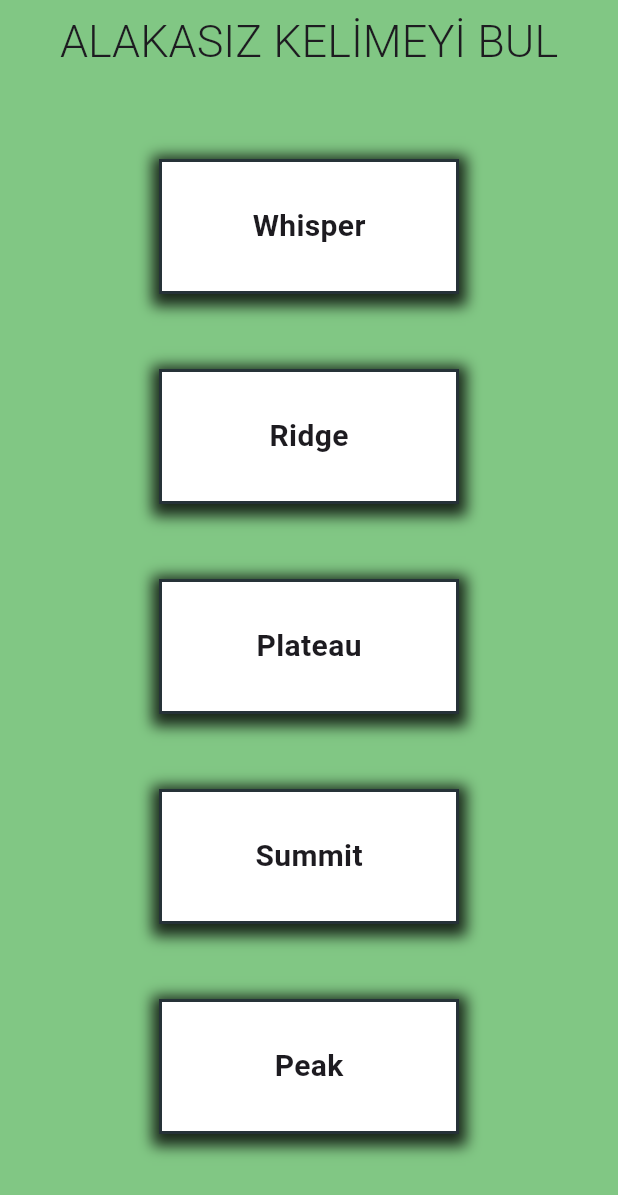
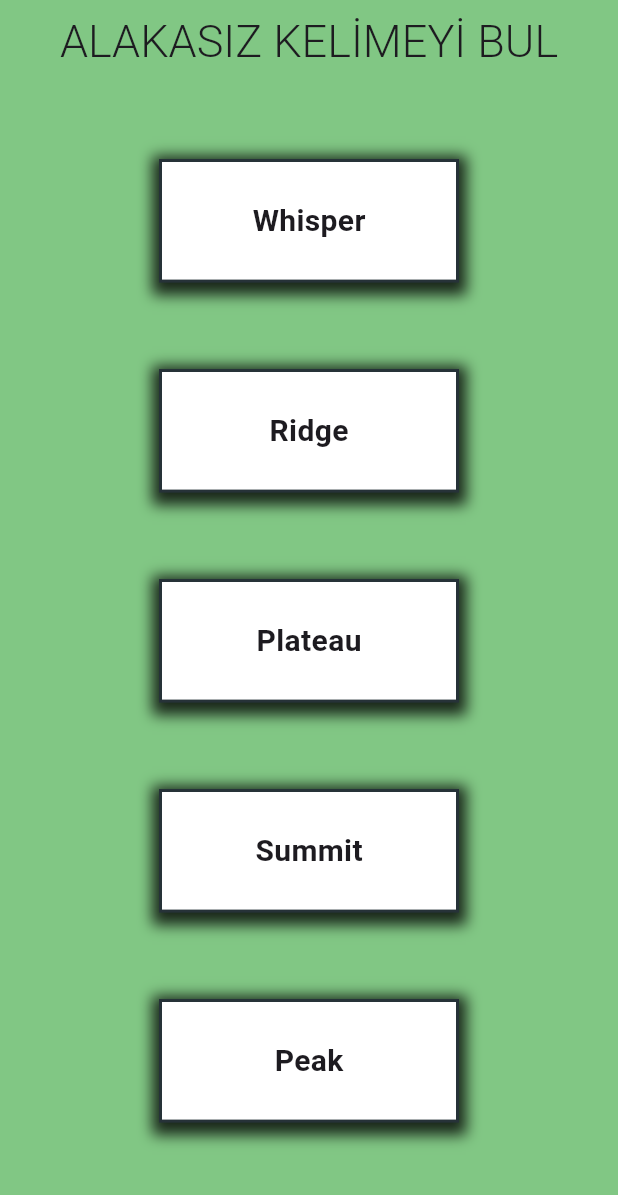
Before and after one commit to yas7ngzl0/vocafun, a Flutter app: the screen it shows after launch, after a tap on "TABU", on a phone screen of 412 x 824 dp. Shown: the top 1195 px of the screen. Run offline on Flutter 3.47's test engine with Material 3 defaults, Android fonts, the phone set to English and light mode, and no system bars; our stand-ins replace fluttertoast, shared_preferences, sqflite; accounts and stored records are empty; project files that could hold a hidden picture were left out.

Commit message:
vocafun release version is ready

```diff
--- a/lib/main.dart
+++ b/lib/main.dart
@@ -24,6 +24,7 @@ class MyApp extends StatelessWidget {
       /*theme: ThemeData.light(), // Varsayılan tema
       darkTheme: ThemeData.dark(), // Koyu tema
       themeMode: ThemeMode.system, // Sistem temasını kullan*/
+      debugShowCheckedModeBanner: false,
       title: 'VocaFun',
 
       home: Scaffold(
@@ -126,7 +127,7 @@ class MyStatefulWidget extends StatelessWidget {
   final List<String> boxInfo = [
     'Karşına ingilizce kelimeler ve içlerinden bazı harfler ve aynı zamanda türkçe anlamlar çıkacak. Kelime bilgini test et',
     'Karşına bir cümlenin kelimeleri sıralanmamış bir şekilde gelecek ve senin o cümleyi sırlaman gerekecek ',
-    'Arkadaşlarınla beraber oynayabileceğin klasik bir tabu oyunu fakat ingilizce',
+    'Karşına çıkan 5 adet kelimeden diğerleri ile alakalı olmayanı seç!',
     'Kelimeleri anlamlarıyla eşleştirmeceğin eğlenceli bir oyun!',
   ];
 
--- a/lib/make_sentences.dart
+++ b/lib/make_sentences.dart
@@ -99,6 +99,7 @@ class _MakeSentencesScreenState extends State<MakeSentencesScreen> with SingleTi
   @override
   Widget build(BuildContext context) {
     return MaterialApp(
+      debugShowCheckedModeBanner: false,
       home: Scaffold(
         backgroundColor: Colors.blue[900],
         //sanal klavye açıldığında nesnelerin kaymasını önlemek için
--- a/lib/tabu.dart
+++ b/lib/tabu.dart
@@ -78,6 +78,7 @@ class _TabuScreenState extends State<TabuScreen> {
   @override
   Widget build(BuildContext context) {
     return MaterialApp(
+      debugShowCheckedModeBanner: false,
       home: Scaffold(
         backgroundColor: Colors.green[300],
         appBar: AppBar(
@@ -116,7 +117,10 @@ class _TabuScreenState extends State<TabuScreen> {
                 },
                 child: Container(
                   width: 200,
-                  height: 90,
+                  height: (MediaQuery
+                      .of(context)
+                      .size
+                      .height) * 0.1,
                   decoration: BoxDecoration(
                     color: backgroundColor,
                     border: Border.all(color: Colors.blueGrey.shade900, width: 2.0),
```
Also changed, not shown: lib/match_words.dart (+10 -7 lines), lib/word_game_screen.dart (+27 -1 lines), 2 other files.
